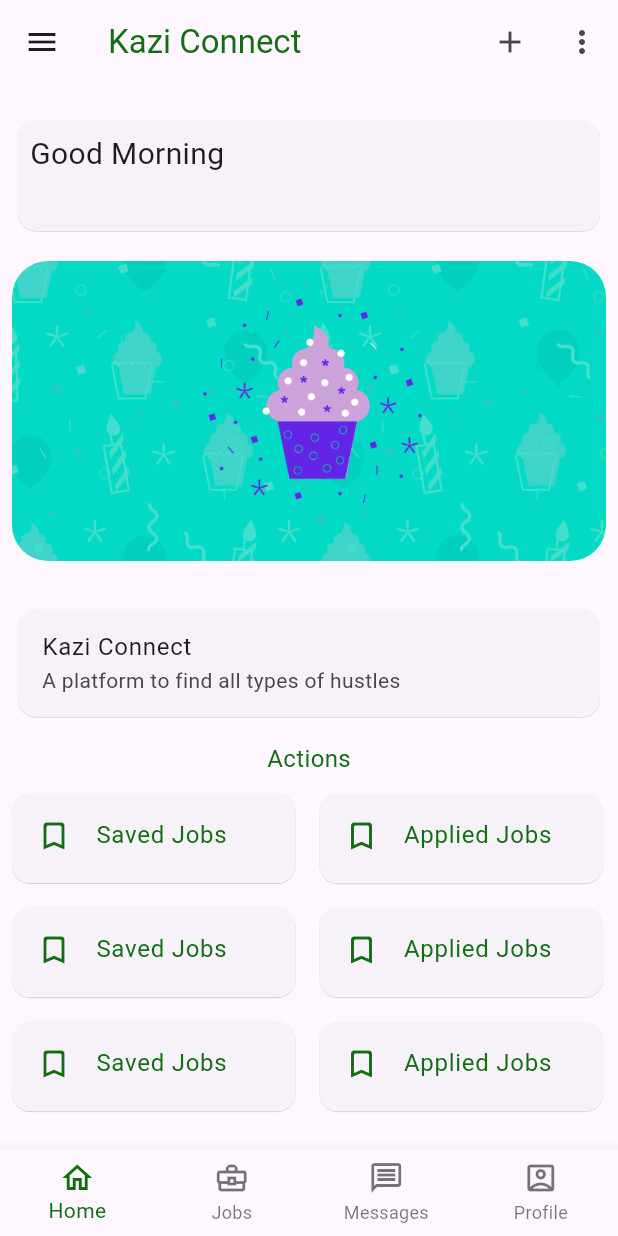
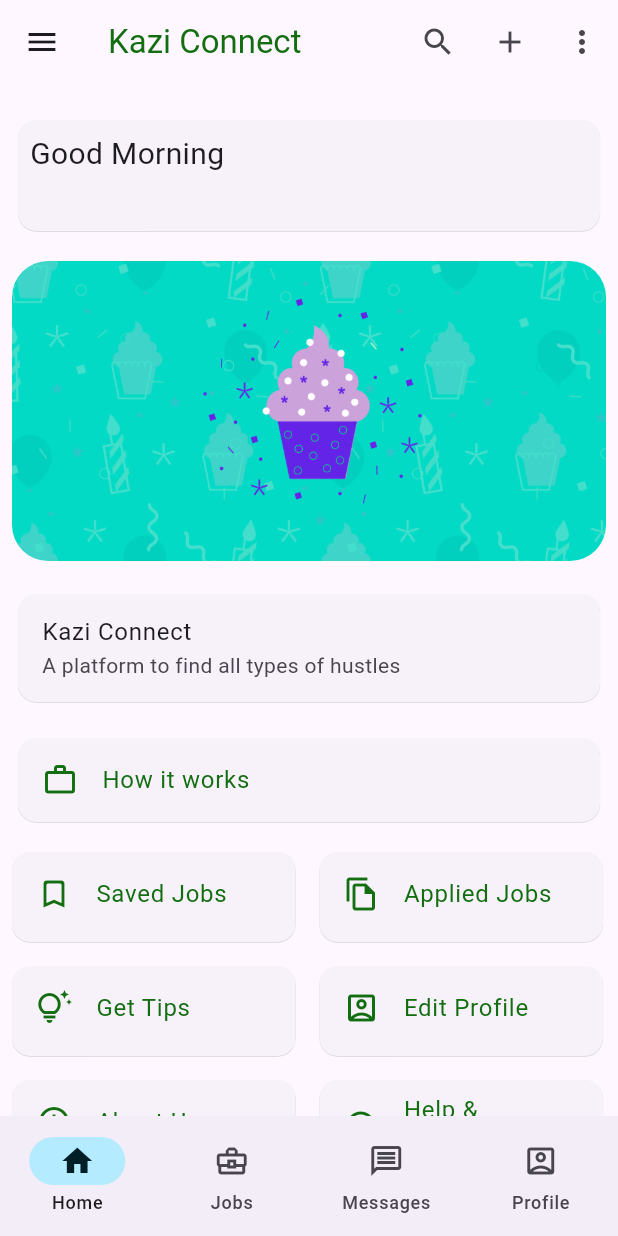
Before and after one commit to AnchorMiles/kazi_connect, a Flutter app: the screen it shows once a user with an empty profile is signed in, on a phone screen of 412 x 824 dp. Run offline on Flutter 3.47's test engine with Material 2 defaults, Android fonts, the phone set to English and light mode, and no system bars; our stand-ins replace cached_network_image, cloud_firestore, easy_dynamic_theme, firebase_auth, firebase_core, firebase_storage and 6 more; missing offline and left inert: firebase_ui_auth, firebase_ui_oauth_google, flutter_phone_direct_caller; accounts and stored records are empty; generated files the repository leaves out were written again.

Commit message:
app design

```diff
--- a/lib/presentation/home/bottomnav_pages/home.dart
+++ b/lib/presentation/home/bottomnav_pages/home.dart
@@ -1,4 +1,9 @@
 import 'package:flutter/material.dart';
+import 'package:kazi_connect/presentation/home/drawer_destinations/about.dart';
+import 'package:kazi_connect/presentation/home/drawer_destinations/help_support.dart';
+import 'package:kazi_connect/presentation/home/edit_profile/edit_profile.dart';
+import 'package:kazi_connect/presentation/home/homepage_destinations/how_it_works.dart';
+import 'package:kazi_connect/presentation/home/homepage_destinations/tips_and_advice.dart';
 import 'package:kazi_connect/utils.dart';
 
 import '../../../logic/get_daytime.dart';
@@ -90,9 +95,7 @@ class _HomePageState extends State<HomePage> {
             ),
           ),
         ),
-        const SizedBox(
-          height: 20,
-        ),
+        SizedBox(height: 10),
         const Padding(
           padding: EdgeInsets.all(8.0),
           child: Card(
@@ -104,13 +107,21 @@ class _HomePageState extends State<HomePage> {
           ),
         ),
         Padding(
-          padding: const EdgeInsets.all(4.0),
-          child: Center(
-              child: Text(
-            "Actions",
-            style:
-                TextStyle(fontSize: 16, color: Theme.of(context).primaryColor),
-          )),
+          padding: const EdgeInsets.all(8.0),
+          child: Card(
+            elevation: 0.2,
+            child: ListTile(
+              leading: Icon(
+                Icons.work_outline,
+                color: Theme.of(context).primaryColor,
+              ),
+              title: Text(
+                "How it works",
+                style: TextStyle(color: Theme.of(context).primaryColor),
+              ),
+              onTap: () => nextPage(context: context, page: const HowItWorks()),
+            ),
+          ),
         ),
         Wrap(
           children: [
@@ -123,7 +134,7 @@ class _HomePageState extends State<HomePage> {
                   nextPage(context: context, page: const SavedJobsPage());
                 }),
             bodyItem(
-                iconData: Icons.bookmark_border_rounded,
+                iconData: Icons.file_copy_outlined,
                 iconColor: Theme.of(context).primaryColor,
                 title: "Applied Jobs",
                 titleColor: Theme.of(context).primaryColor,
@@ -131,36 +142,36 @@ class _HomePageState extends State<HomePage> {
                   nextPage(context: context, page: const AppliedJobsPage());
                 }),
             bodyItem(
-                iconData: Icons.bookmark_border_rounded,
+                iconData: Icons.tips_and_updates_outlined,
                 iconColor: Theme.of(context).primaryColor,
-                title: "Saved Jobs",
+                title: "Get Tips",
                 titleColor: Theme.of(context).primaryColor,
                 onTap: () {
-                  nextPage(context: context, page: const SavedJobsPage());
+                  nextPage(context: context, page: const TipsAndAdvice());
                 }),
             bodyItem(
-                iconData: Icons.bookmark_border_rounded,
+                iconData: Icons.account_box_outlined,
                 iconColor: Theme.of(context).primaryColor,
-                title: "Applied Jobs",
+                title: "Edit Profile",
                 titleColor: Theme.of(context).primaryColor,
                 onTap: () {
-                  nextPage(context: context, page: const AppliedJobsPage());
+                  nextPage(context: context, page: const EditProfilePage());
                 }),
             bodyItem(
-                iconData: Icons.bookmark_border_rounded,
+                iconData: Icons.info_outline,
                 iconColor: Theme.of(context).primaryColor,
-                title: "Saved Jobs",
+                title: "About Us",
                 titleColor: Theme.of(context).primaryColor,
                 onTap: () {
-                  nextPage(context: context, page: const SavedJobsPage());
+                  nextPage(context: context, page: const AboutPage());
                 }),
             bodyItem(
-                iconData: Icons.bookmark_border_rounded,
+                iconData: Icons.contact_support_outlined,
                 iconColor: Theme.of(context).primaryColor,
-                title: "Applied Jobs",
+                title: "Help & Support",
                 titleColor: Theme.of(context).primaryColor,
                 onTap: () {
-                  nextPage(context: context, page: const AppliedJobsPage());
+                  nextPage(context: context, page: const HelpSupportPage());
                 }),
           ],
         ),
--- a/lib/presentation/home/home_screen.dart
+++ b/lib/presentation/home/home_screen.dart
@@ -9,11 +9,11 @@ import 'package:kazi_connect/presentation/home/drawer_destinations/terms_of_serv
 import 'package:kazi_connect/presentation/home/edit_profile/edit_profile.dart';
 
 import '../../utils.dart';
-import 'bottomnav_pages/messages.dart';
-import 'bottomnav_pages/profile.dart';
 import 'appbar_destinations/applied_jobs.dart';
 import 'appbar_destinations/feedback.dart';
 import 'appbar_destinations/saved_jobs.dart';
+import 'bottomnav_pages/messages.dart';
+import 'bottomnav_pages/profile.dart';
 
 class HomeScreen extends StatefulWidget {
   const HomeScreen({super.key});
@@ -32,6 +32,13 @@ class _HomeScreenState extends State<HomeScreen> {
     Icons.account_box_outlined
   ];
 
+  List<IconData> bottomBarSelectedIconsData = [
+    Icons.home,
+    Icons.business_center,
+    Icons.message,
+    Icons.account_box
+  ];
+
   List<String> bottomBarIconLabels = [
     "Home",
     "Jobs",
@@ -46,24 +53,21 @@ class _HomeScreenState extends State<HomeScreen> {
     ProfilePage(),
   ];
 
-  Widget _getBottomBar() => BottomNavigationBar(
-        currentIndex: currentPageIndex,
-        onTap: (index) => setState(() => currentPageIndex = index),
+  Widget _getBottomBar() => NavigationBar(
+        selectedIndex: currentPageIndex,
+        onDestinationSelected: (index) =>
+            setState(() => currentPageIndex = index),
         backgroundColor:
             Theme.of(context).bottomNavigationBarTheme.backgroundColor,
-        type: BottomNavigationBarType.fixed,
-        items: List.generate(
+        destinations: List.generate(
           bottomBarIconsData.length,
-          (index) => BottomNavigationBarItem(
+          (index) => NavigationDestination(
             icon: Icon(bottomBarIconsData[index]),
+            selectedIcon: Icon(bottomBarSelectedIconsData[index]),
             label: bottomBarIconLabels[index],
           ),
           growable: false,
         ),
-        selectedIconTheme: IconThemeData(
-          color: Theme.of(context).primaryColor,
-        ),
-        selectedItemColor: Theme.of(context).primaryColor,
       );
 
   @override
@@ -132,7 +136,7 @@ class _HomeScreenState extends State<HomeScreen> {
             duration: const Duration(seconds: 1),
             child: appbarTitles[currentPageIndex]),
         actions: [
-          if (currentPageIndex == 1)
+          if (currentPageIndex == 0 || currentPageIndex == 1)
             IconButton(
                 tooltip: "Search",
                 onPressed: () {
@@ -148,7 +152,7 @@ class _HomeScreenState extends State<HomeScreen> {
                   Icons.edit,
                   color: Theme.of(context).primaryColor,
                 )),
-          if (currentPageIndex != 3)
+          if (currentPageIndex == 0 || currentPageIndex == 1)
             IconButton(
                 tooltip: "Post a Job",
                 onPressed: () {},
```
Also changed, not shown: lib/presentation/home/homepage_destinations/how_it_works.dart (added, +75 -0 lines), lib/presentation/home/homepage_destinations/tips_and_advice.dart (added, +18 -0 lines), pubspec.lock.
